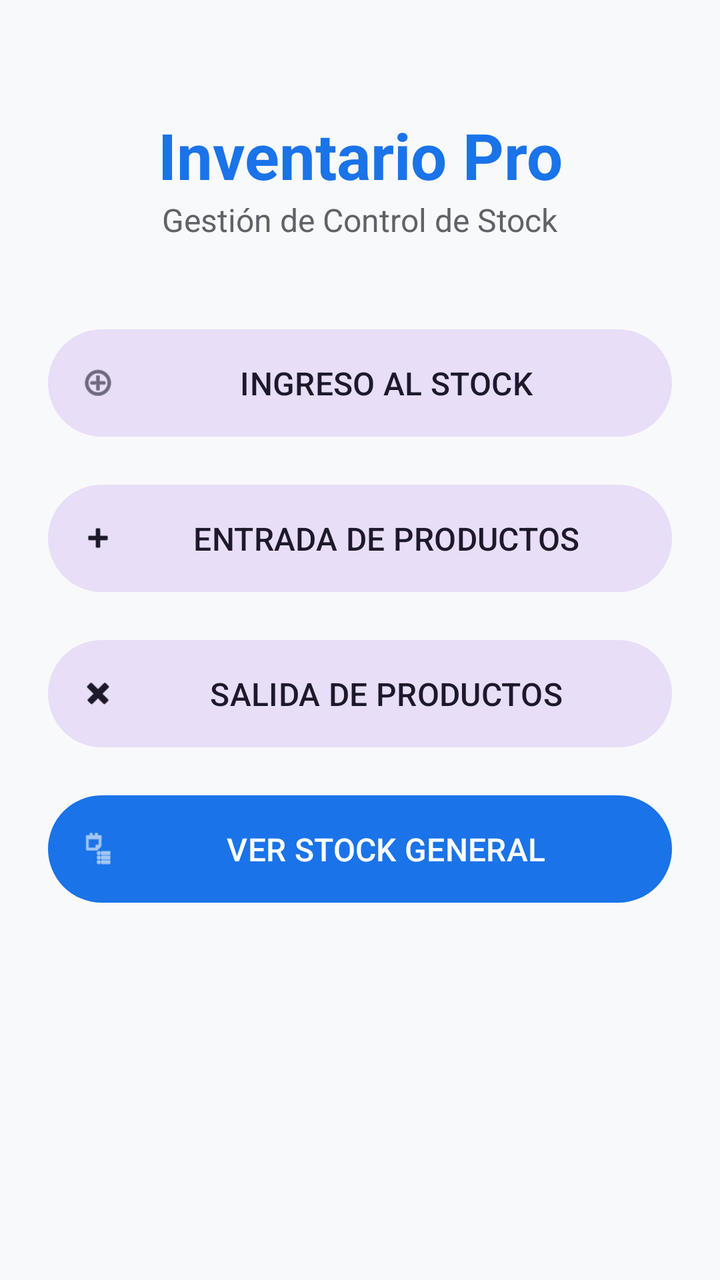
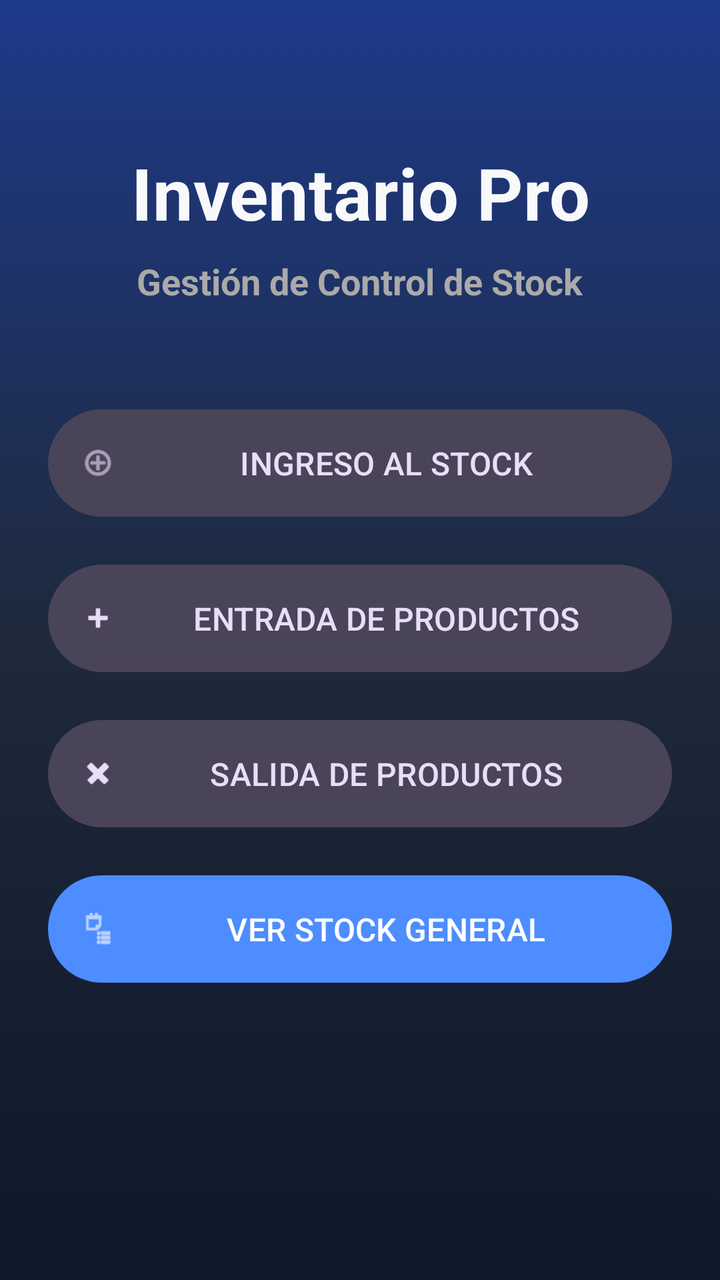

The first picture is an Android layout as it rendered before a commit; the second is the same layout after the commit. The layout source and the unified diff follow.
<!-- AndroidManifest.xml: activity theme Theme.InventarioApp -->
<!-- res/layout/activity_main.xml -->
<?xml version="1.0" encoding="utf-8"?>
<ScrollView xmlns:android="http://schemas.android.com/apk/res/android"
    xmlns:app="http://schemas.android.com/apk/res-auto"
    xmlns:tools="http://schemas.android.com/tools"
    android:layout_width="match_parent"
    android:layout_height="match_parent"
    android:fillViewport="true"
    android:background="@color/background_light">

    <androidx.constraintlayout.widget.ConstraintLayout
        android:layout_width="match_parent"
        android:layout_height="wrap_content"
        android:padding="24dp">

        <TextView
            android:id="@+id/tvTitulo"
            android:layout_width="0dp"
            android:layout_height="wrap_content"
            android:layout_marginTop="32dp"
            android:gravity="center"
            android:text="Inventario Pro"
            android:textColor="@color/primary"
            android:textSize="32sp"
            android:textStyle="bold"
            app:layout_constraintEnd_toEndOf="parent"
            app:layout_constraintStart_toStartOf="parent"
            app:layout_constraintTop_toTopOf="parent" />

        <TextView
            android:id="@+id/tvSubtitulo"
            android:layout_width="wrap_content"
            android:layout_height="wrap_content"
            android:text="Gestión de Control de Stock"
            android:textColor="@color/text_hint"
            android:textSize="16sp"
            app:layout_constraintEnd_toEndOf="parent"
            app:layout_constraintStart_toStartOf="parent"
            app:layout_constraintTop_toBottomOf="@id/tvTitulo" />

        <LinearLayout
            android:layout_width="0dp"
            android:layout_height="wrap_content"
            android:layout_marginTop="40dp"
            android:orientation="vertical"
            app:layout_constraintEnd_toEndOf="parent"
            app:layout_constraintStart_toStartOf="parent"
            app:layout_constraintTop_toBottomOf="@id/tvSubtitulo">

            <com.google.android.material.button.MaterialButton
                android:id="@+id/buttonIngresoStock"
                style="@style/Widget.Material3.Button.TonalButton"
                android:layout_width="match_parent"
                android:layout_height="wrap_content"
                android:layout_marginBottom="16dp"
                android:padding="16dp"
                android:text="INGRESO AL STOCK"
                android:textSize="16sp"
                app:icon="@android:drawable/ic_menu_add" />

            <com.google.android.material.button.MaterialButton
                android:id="@+id/buttonEntradaProductos"
                style="@style/Widget.Material3.Button.TonalButton"
                android:layout_width="match_parent"
                android:layout_height="wrap_content"
                android:layout_marginBottom="16dp"
                android:padding="16dp"
                android:text="ENTRADA DE PRODUCTOS"
                android:textSize="16sp"
                app:icon="@android:drawable/ic_input_add" />

            <com.google.android.material.button.MaterialButton
                android:id="@+id/buttonSalidaProductos"
                style="@style/Widget.Material3.Button.TonalButton"
                android:layout_width="match_parent"
                android:layout_height="wrap_content"
                android:layout_marginBottom="16dp"
                android:padding="16dp"
                android:text="SALIDA DE PRODUCTOS"
                android:textSize="16sp"
                app:icon="@android:drawable/ic_delete" />

            <com.google.android.material.button.MaterialButton
                android:id="@+id/buttonStockGeneral"
                style="@style/Widget.Material3.Button.FilledButton"
                android:layout_width="match_parent"
                android:layout_height="wrap_content"
                android:padding="16dp"
                android:text="VER STOCK GENERAL"
                android:textSize="16sp"
                app:icon="@android:drawable/ic_menu_agenda" />

        </LinearLayout>

    </androidx.constraintlayout.widget.ConstraintLayout>
</ScrollView>
<!-- resources referenced by this layout -->
<resources>
  <color name="background_light">#F8F9FA</color>
  <color name="primary">#1A73E8</color>
  <color name="text_hint">#5F6368</color>
  <style name="Theme.InventarioApp" parent="Theme.Material3.DayNight.NoActionBar">
          
          <item name="colorPrimary">@color/primary</item>
          <item name="colorOnPrimary">@color/white</item>
          <item name="colorPrimaryContainer">@color/light_blue</item>
          <item name="colorSecondary">@color/secondary</item>
          <item name="android:statusBarColor">@color/primary_variant</item>
  
          
          <item name="textInputStyle">@style/Widget.Material3.TextInputLayout.OutlinedBox</item>
      </style>
  <color name="white">#FFFFFFFF</color>
  <color name="light_blue">#FF03A9F4</color>
  <color name="secondary">#34A853</color>
  <color name="primary_variant">#1557B0</color>
</resources>

<!-- the commit's change to res/layout/activity_main.xml (unified diff, before → after) -->
@@ -5,22 +5,23 @@
     android:layout_width="match_parent"
     android:layout_height="match_parent"
     android:fillViewport="true"
-    android:background="@color/background_light">
+    android:background="@drawable/fondo_degradado">
 
     <androidx.constraintlayout.widget.ConstraintLayout
         android:layout_width="match_parent"
         android:layout_height="wrap_content"
-        android:padding="24dp">
+        android:padding="24dp"
+        tools:context=".MainActivity">
 
         <TextView
             android:id="@+id/tvTitulo"
             android:layout_width="0dp"
             android:layout_height="wrap_content"
-            android:layout_marginTop="32dp"
+            android:layout_marginTop="48dp"
             android:gravity="center"
-            android:text="Inventario Pro"
-            android:textColor="@color/primary"
-            android:textSize="32sp"
+            android:text="@string/title_main"
+            android:textColor="@color/background_light"
+            android:textSize="36sp"
             android:textStyle="bold"
             app:layout_constraintEnd_toEndOf="parent"
             app:layout_constraintStart_toStartOf="parent"
@@ -30,9 +31,11 @@
             android:id="@+id/tvSubtitulo"
             android:layout_width="wrap_content"
             android:layout_height="wrap_content"
-            android:text="Gestión de Control de Stock"
-            android:textColor="@color/text_hint"
-            android:textSize="16sp"
+            android:layout_marginTop="8dp"
+            android:text="@string/subtitle_main"
+            android:textColor="@android:color/darker_gray"
+            android:textSize="18sp"
+            android:textStyle="bold"
             app:layout_constraintEnd_toEndOf="parent"
             app:layout_constraintStart_toStartOf="parent"
             app:layout_constraintTop_toBottomOf="@id/tvTitulo" />
@@ -40,7 +43,7 @@
         <LinearLayout
             android:layout_width="0dp"
             android:layout_height="wrap_content"
-            android:layout_marginTop="40dp"
+            android:layout_marginTop="48dp"
             android:orientation="vertical"
             app:layout_constraintEnd_toEndOf="parent"
             app:layout_constraintStart_toStartOf="parent"
@@ -53,7 +56,7 @@
                 android:layout_height="wrap_content"
                 android:layout_marginBottom="16dp"
                 android:padding="16dp"
-                android:text="INGRESO AL STOCK"
+                android:text="@string/btn_ingreso_stock"
                 android:textSize="16sp"
                 app:icon="@android:drawable/ic_menu_add" />
 
@@ -64,7 +67,7 @@
                 android:layout_height="wrap_content"
                 android:layout_marginBottom="16dp"
                 android:padding="16dp"
-                android:text="ENTRADA DE PRODUCTOS"
+                android:text="@string/btn_entrada_productos"
                 android:textSize="16sp"
                 app:icon="@android:drawable/ic_input_add" />
 
@@ -75,17 +78,17 @@
                 android:layout_height="wrap_content"
                 android:layout_marginBottom="16dp"
                 android:padding="16dp"
-                android:text="SALIDA DE PRODUCTOS"
+                android:text="@string/btn_salida_productos"
                 android:textSize="16sp"
                 app:icon="@android:drawable/ic_delete" />
 
             <com.google.android.material.button.MaterialButton
                 android:id="@+id/buttonStockGeneral"
-                style="@style/Widget.Material3.Button.FilledButton"
+                style="@style/Widget.Material3.Button"
                 android:layout_width="match_parent"
                 android:layout_height="wrap_content"
                 android:padding="16dp"
-                android:text="VER STOCK GENERAL"
+                android:text="@string/btn_ver_stock"
                 android:textSize="16sp"
                 app:icon="@android:drawable/ic_menu_agenda" />
 
<!-- resource entries referenced after the edit -->
@@ -1,22 +1,41 @@
 <!-- resources referenced by this layout -->
 <resources>
   <color name="background_light">#F8F9FA</color>
-  <color name="primary">#1A73E8</color>
-  <color name="text_hint">#5F6368</color>
-  <style name="Theme.InventarioApp" parent="Theme.Material3.DayNight.NoActionBar">
+  <!-- drawable fondo_degradado (drawable) -->
+  <?xml version="1.0" encoding="utf-8"?>
+  <selector xmlns:android="http://schemas.android.com/apk/res/android">
+      <item>
+          <shape android:shape="rectangle">
+              <gradient
+                  android:angle="270"
+                  android:startColor="#1E3A8A"
+                  android:centerColor="#1E293B"
+                  android:endColor="#0F172A" />
+          </shape>
+      </item>
+  </selector>
+  <string name="btn_entrada_productos">ENTRADA DE PRODUCTOS</string>
+  <string name="btn_ingreso_stock">INGRESO AL STOCK</string>
+  <string name="btn_salida_productos">SALIDA DE PRODUCTOS</string>
+  <string name="btn_ver_stock">VER STOCK GENERAL</string>
+  <string name="subtitle_main">Gestión de Control de Stock</string>
+  <string name="title_main">Inventario Pro</string>
+  <color name="primary">#4D8DFF</color>
+  <style name="Theme.InventarioApp" parent="Theme.Material3.Dark.NoActionBar">
           
           <item name="colorPrimary">@color/primary</item>
           <item name="colorOnPrimary">@color/white</item>
-          <item name="colorPrimaryContainer">@color/light_blue</item>
+          <item name="colorPrimaryContainer">@color/primary_variant</item>
+          <item name="colorOnPrimaryContainer">@color/white</item>
           <item name="colorSecondary">@color/secondary</item>
-          <item name="android:statusBarColor">@color/primary_variant</item>
+          <item name="android:statusBarColor">#0F172A</item>
+          <item name="android:windowBackground">@drawable/fondo_degradado</item>
   
           
           <item name="textInputStyle">@style/Widget.Material3.TextInputLayout.OutlinedBox</item>
       </style>
   <color name="white">#FFFFFFFF</color>
-  <color name="light_blue">#FF03A9F4</color>
   <color name="secondary">#34A853</color>
-  <color name="primary_variant">#1557B0</color>
+  <color name="primary_variant">#1A73E8</color>
 </resources>
 
